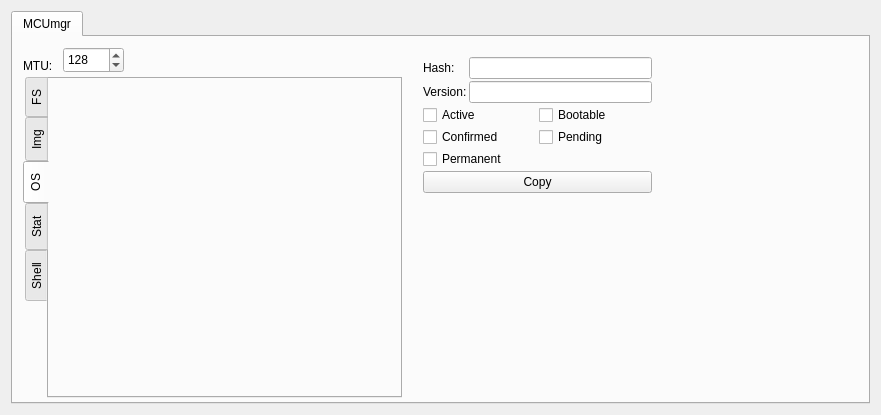
Old version of the form plugins/mcumgr/form.ui in the repository thedjnK/AuTerm.
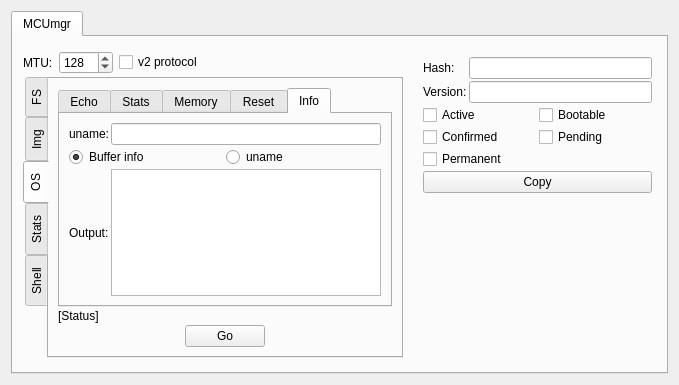
New version of the form. The open tabs and pages were chosen to show the change.

Commit message: plugins: mcumgr: Add additional UI elements

```diff
--- a/plugins/mcumgr/form.ui
+++ b/plugins/mcumgr/form.ui
@@ -6,8 +6,8 @@
    <rect>
     <x>0</x>
     <y>0</y>
-    <width>881</width>
-    <height>415</height>
+    <width>679</width>
+    <height>385</height>
    </rect>
   </property>
   <property name="windowTitle">
@@ -23,26 +23,13 @@
       <attribute name="title">
        <string>MCUmgr</string>
       </attribute>
-      <widget class="QLabel" name="label">
-       <property name="geometry">
-        <rect>
-         <x>10</x>
-         <y>20</y>
-         <width>54</width>
-         <height>17</height>
-        </rect>
-       </property>
-       <property name="text">
-        <string>MTU:</string>
-       </property>
-      </widget>
       <widget class="QTabWidget" name="tabWidget_2">
        <property name="geometry">
         <rect>
          <x>10</x>
          <y>40</y>
-         <width>379</width>
-         <height>321</height>
+         <width>380</width>
+         <height>281</height>
         </rect>
        </property>
        <property name="tabPosition">
@@ -463,10 +450,201 @@
         <attribute name="title">
          <string>OS</string>
         </attribute>
+        <layout class="QGridLayout" name="gridLayout_7">
+         <property name="spacing">
+          <number>2</number>
+         </property>
+         <item row="0" column="0">
+          <widget class="QTabWidget" name="selector_OS">
+           <property name="currentIndex">
+            <number>4</number>
+           </property>
+           <widget class="QWidget" name="tab_OS_Echo">
+            <attribute name="title">
+             <string>Echo</string>
+            </attribute>
+            <layout class="QGridLayout" name="gridLayout_8">
+             <item row="0" column="0">
+              <widget class="QLabel" name="label_10">
+               <property name="text">
+                <string>Input:</string>
+               </property>
+              </widget>
+             </item>
+             <item row="0" column="1">
+              <widget class="QPlainTextEdit" name="edit_OS_Echo_Input"/>
+             </item>
+             <item row="1" column="0">
+              <widget class="QLabel" name="label_11">
+               <property name="text">
+                <string>Output:</string>
+               </property>
+              </widget>
+             </item>
+             <item row="1" column="1">
+              <widget class="QPlainTextEdit" name="edit_OS_Echo_Output">
+               <property name="undoRedoEnabled">
+                <bool>false</bool>
+               </property>
+               <property name="readOnly">
+                <bool>true</bool>
+               </property>
+              </widget>
+             </item>
+            </layout>
+           </widget>
+           <widget class="QWidget" name="tab_8">
+            <attribute name="title">
+             <string>Stats</string>
+            </attribute>
+           </widget>
+           <widget class="QWidget" name="tab_11">
+            <attribute name="title">
+             <string>Memory</string>
+            </attribute>
+           </widget>
+           <widget class="QWidget" name="tab_OS_Reset">
+            <attribute name="title">
+             <string>Reset</string>
+            </attribute>
+            <layout class="QGridLayout" name="gridLayout_12">
+             <item row="0" column="0">
+              <widget class="QCheckBox" name="check_OS_Force_Reboot">
+               <property name="text">
+                <string>Force reboot</string>
+               </property>
+              </widget>
+             </item>
+             <item row="1" column="0">
+              <spacer name="verticalSpacer_3">
+               <property name="orientation">
+                <enum>Qt::Vertical</enum>
+               </property>
+               <property name="sizeHint" stdset="0">
+                <size>
+                 <width>20</width>
+                 <height>40</height>
+                </size>
+               </property>
+              </spacer>
+             </item>
+            </layout>
+           </widget>
+           <widget class="QWidget" name="tab_OS_Info">
+            <attribute name="title">
+             <string>Info</string>
+            </attribute>
+            <layout class="QGridLayout" name="gridLayout_13">
+             <property name="spacing">
+              <number>2</number>
+             </property>
+             <item row="0" column="0">
+              <widget class="QLabel" name="label_17">
+               <property name="text">
+                <string>uname:</string>
+               </property>
+              </widget>
+             </item>
+             <item row="0" column="1">
+              <widget class="QLineEdit" name="edit_OS_UNam">
+               <property name="readOnly">
+                <bool>true</bool>
+               </property>
+              </widget>
+             </item>
+             <item row="1" column="0" colspan="2">
+              <layout class="QHBoxLayout" name="horizontalLayout_10">
+               <property name="spacing">
+                <number>2</number>
+               </property>
+               <item>
+                <widget class="QRadioButton" name="radio_FS_Upload_2">
+                 <property name="text">
+                  <string>Buffer info</string>
+                 </property>
+                 <property name="checked">
+                  <bool>true</bool>
+                 </property>
+                </widget>
+               </item>
+               <item>
+                <widget class="QRadioButton" name="radio_FS_Download_2">
+                 <property name="text">
+                  <string>uname</string>
+                 </property>
+                </widget>
+               </item>
+              </layout>
+             </item>
+             <item row="2" column="0">
+              <widget class="QLabel" name="label_18">
+               <property name="text">
+                <string>Output:</string>
+               </property>
+              </widget>
+             </item>
+             <item row="2" column="1">
+              <widget class="QPlainTextEdit" name="edit_OS_Info_Output"/>
+             </item>
+            </layout>
+           </widget>
+          </widget>
+         </item>
+         <item row="2" column="0">
+          <layout class="QHBoxLayout" name="horizontalLayout_13">
+           <property name="spacing">
+            <number>2</number>
+           </property>
+           <property name="bottomMargin">
+            <number>0</number>
+           </property>
+           <item>
+            <spacer name="horizontalSpacer_17">
+             <property name="orientation">
+              <enum>Qt::Horizontal</enum>
+             </property>
+             <property name="sizeHint" stdset="0">
+              <size>
+               <width>40</width>
+               <height>20</height>
+              </size>
+             </property>
+            </spacer>
+           </item>
+           <item>
+            <widget class="QPushButton" name="btn_OS_Go">
+             <property name="text">
+              <string>Go</string>
+             </property>
+            </widget>
+           </item>
+           <item>
+            <spacer name="horizontalSpacer_18">
+             <property name="orientation">
+              <enum>Qt::Horizontal</enum>
+             </property>
+             <property name="sizeHint" stdset="0">
+              <size>
+               <width>40</width>
+               <height>20</height>
+              </size>
+             </property>
+            </spacer>
+           </item>
+          </layout>
+         </item>
+         <item row="1" column="0">
+          <widget class="QLabel" name="lbl_OS_Status">
+           <property name="text">
+            <string>[Status]</string>
+           </property>
+          </widget>
+         </item>
+        </layout>
        </widget>
        <widget class="QWidget" name="tab_5">
         <attribute name="title">
-         <string>Stat</string>
+         <string>Stats</string>
         </attribute>
        </widget>
        <widget class="QWidget" name="tab_6">
@@ -475,25 +653,6 @@
         </attribute>
        </widget>
       </widget>
-      <widget class="QSpinBox" name="edit_MTU">
-       <property name="geometry">
-        <rect>
-         <x>50</x>
-         <y>10</y>
-         <width>61</width>
-         <height>26</height>
-        </rect>
-       </property>
-       <property name="minimum">
-        <number>32</number>
-       </property>
-       <property name="maximum">
-        <number>2048</number>
-       </property>
-       <property name="value">
-        <number>128</number>
-       </property>
-      </widget>
       <widget class="QWidget" name="verticalLayoutWidget">
        <property name="geometry">
         <rect>
@@ -610,6 +769,58 @@
         </item>
        </layout>
       </widget>
+      <widget class="QWidget" name="horizontalLayoutWidget">
+       <property name="geometry">
+        <rect>
+         <x>10</x>
+         <y>10</y>
+         <width>341</width>
+         <height>31</height>
+        </rect>
+       </property>
+       <layout class="QHBoxLayout" name="horizontalLayout_7">
+        <item>
+         <widget class="QLabel" name="label">
+          <property name="text">
+           <string>MTU:</string>
+          </property>
+         </widget>
+        </item>
+        <item>
+         <widget class="QSpinBox" name="edit_MTU">
+          <property name="minimum">
+           <number>32</number>
+          </property>
+          <property name="maximum">
+           <number>2048</number>
+          </property>
+          <property name="value">
+           <number>128</number>
+          </property>
+         </widget>
+        </item>
+        <item>
+         <widget class="QCheckBox" name="check_V2_Protocol">
+          <property name="text">
+           <string>v2 protocol</string>
+          </property>
+         </widget>
+        </item>
+        <item>
+         <spacer name="horizontalSpacer_6">
+          <property name="orientation">
+           <enum>Qt::Horizontal</enum>
+          </property>
+          <property name="sizeHint" stdset="0">
+           <size>
+            <width>40</width>
+            <height>20</height>
+           </size>
+          </property>
+         </spacer>
+        </item>
+       </layout>
+      </widget>
      </widget>
     </widget>
    </item>
```
Left out of the diff: 377 changed lines with no effect on the pictures. The commit also changes 2 other files.
